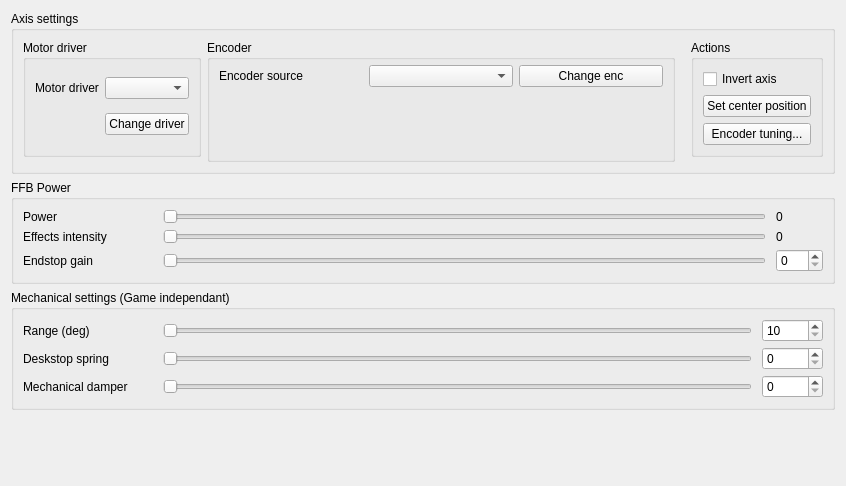
The window that res/axis_ui.ui (Ultrawipf/OpenFFBoard-configurator) describes before a commit, drawn with Qt 5.
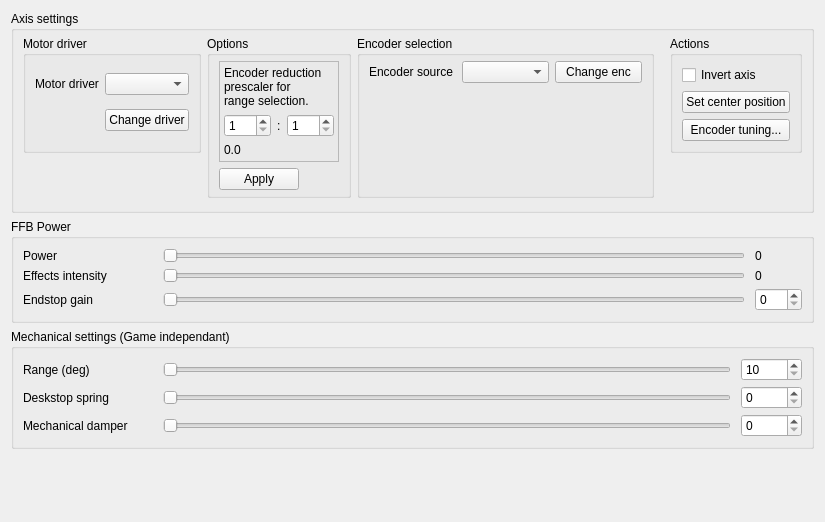
The same window after the commit.

Commit message: Added gear reduction option

```diff
--- a/res/axis_ui.ui
+++ b/res/axis_ui.ui
@@ -6,8 +6,8 @@
    <rect>
     <x>0</x>
     <y>0</y>
-    <width>846</width>
-    <height>486</height>
+    <width>825</width>
+    <height>522</height>
    </rect>
   </property>
   <property name="windowTitle">
@@ -20,7 +20,82 @@
       <string>Axis settings</string>
      </property>
      <layout class="QGridLayout" name="gridLayout">
+      <property name="topMargin">
+       <number>5</number>
+      </property>
+      <property name="bottomMargin">
+       <number>5</number>
+      </property>
       <item row="0" column="2" rowspan="2">
+       <widget class="QGroupBox" name="groupBox_encoder">
+        <property name="sizePolicy">
+         <sizepolicy hsizetype="MinimumExpanding" vsizetype="MinimumExpanding">
+          <horstretch>1</horstretch>
+          <verstretch>0</verstretch>
+         </sizepolicy>
+        </property>
+        <property name="title">
+         <string>Encoder selection</string>
+        </property>
+        <layout class="QGridLayout" name="gridLayout_4">
+         <property name="topMargin">
+          <number>5</number>
+         </property>
+         <property name="bottomMargin">
+          <number>5</number>
+         </property>
+         <property name="verticalSpacing">
+          <number>5</number>
+         </property>
+         <item row="0" column="1">
+          <widget class="QLabel" name="label_2">
+           <property name="text">
+            <string>Encoder source</string>
+           </property>
+          </widget>
+         </item>
+         <item row="3" column="1" colspan="3">
+          <widget class="QStackedWidget" name="stackedWidget_encoder">
+           <property name="sizePolicy">
+            <sizepolicy hsizetype="Preferred" vsizetype="Preferred">
+             <horstretch>1</horstretch>
+             <verstretch>1</verstretch>
+            </sizepolicy>
+           </property>
+           <property name="lineWidth">
+            <number>0</number>
+           </property>
+           <property name="currentIndex">
+            <number>1</number>
+           </property>
+           <widget class="QWidget" name="page"/>
+           <widget class="QWidget" name="page_2"/>
+          </widget>
+         </item>
+         <item row="0" column="2">
+          <widget class="QComboBox" name="comboBox_encoder">
+           <property name="sizePolicy">
+            <sizepolicy hsizetype="Expanding" vsizetype="Fixed">
+             <horstretch>1</horstretch>
+             <verstretch>0</verstretch>
+            </sizepolicy>
+           </property>
+           <property name="sizeAdjustPolicy">
+            <enum>QComboBox::AdjustToContents</enum>
+           </property>
+          </widget>
+         </item>
+         <item row="0" column="3">
+          <widget class="QPushButton" name="pushButton_submit_enc">
+           <property name="text">
+            <string>Change enc</string>
+           </property>
+          </widget>
+         </item>
+        </layout>
+       </widget>
+      </item>
+      <item row="0" column="3" rowspan="2">
        <spacer name="horizontalSpacer">
         <property name="orientation">
          <enum>Qt::Horizontal</enum>
@@ -36,7 +111,7 @@
         </property>
        </spacer>
       </item>
-      <item row="1" column="3">
+      <item row="1" column="4">
        <spacer name="verticalSpacer_3">
         <property name="orientation">
          <enum>Qt::Vertical</enum>
@@ -52,23 +127,7 @@
         </property>
        </spacer>
       </item>
-      <item row="1" column="0">
-       <spacer name="verticalSpacer_2">
-        <property name="orientation">
-         <enum>Qt::Vertical</enum>
-        </property>
-        <property name="sizeType">
-         <enum>QSizePolicy::Minimum</enum>
-        </property>
-        <property name="sizeHint" stdset="0">
-         <size>
-          <width>20</width>
-          <height>5</height>
-         </size>
-        </property>
-       </spacer>
-      </item>
-      <item row="0" column="3">
+      <item row="0" column="4">
        <widget class="QGroupBox" name="groupBox_2">
         <property name="sizePolicy">
          <sizepolicy hsizetype="Minimum" vsizetype="Minimum">
@@ -110,10 +169,23 @@
         </layout>
        </widget>
       </item>
+      <item row="2" column="2">
+       <spacer name="verticalSpacer_5">
+        <property name="orientation">
+         <enum>Qt::Vertical</enum>
+        </property>
+        <property name="sizeHint" stdset="0">
+         <size>
+          <width>20</width>
+          <height>1</height>
+         </size>
+        </property>
+       </spacer>
+      </item>
       <item row="0" column="0">
        <widget class="QGroupBox" name="groupBox_hardware">
         <property name="sizePolicy">
-         <sizepolicy hsizetype="Preferred" vsizetype="Preferred">
+         <sizepolicy hsizetype="Preferred" vsizetype="Minimum">
           <horstretch>0</horstretch>
           <verstretch>0</verstretch>
          </sizepolicy>
@@ -165,70 +237,144 @@
         </layout>
        </widget>
       </item>
+      <item row="1" column="0" rowspan="2">
+       <spacer name="verticalSpacer_2">
+        <property name="orientation">
+         <enum>Qt::Vertical</enum>
+        </property>
+        <property name="sizeType">
+         <enum>QSizePolicy::Minimum</enum>
+        </property>
+        <property name="sizeHint" stdset="0">
+         <size>
+          <width>20</width>
+          <height>0</height>
+         </size>
+        </property>
+       </spacer>
+      </item>
+      <item row="2" column="1">
+       <spacer name="verticalSpacer_4">
+        <property name="orientation">
+         <enum>Qt::Vertical</enum>
+        </property>
+        <property name="sizeHint" stdset="0">
+         <size>
+          <width>20</width>
+          <height>0</height>
+         </size>
+        </property>
+       </spacer>
+      </item>
       <item row="0" column="1" rowspan="2">
-       <widget class="QGroupBox" name="groupBox_encoder">
-        <property name="sizePolicy">
-         <sizepolicy hsizetype="MinimumExpanding" vsizetype="MinimumExpanding">
-          <horstretch>1</horstretch>
-          <verstretch>0</verstretch>
-         </sizepolicy>
-        </property>
+       <widget class="QGroupBox" name="groupBox_4">
         <property name="title">
-         <string>Encoder</string>
+         <string>Options</string>
         </property>
-        <layout class="QGridLayout" name="gridLayout_4">
+        <layout class="QFormLayout" name="formLayout">
          <property name="topMargin">
           <number>5</number>
          </property>
          <property name="bottomMargin">
           <number>5</number>
          </property>
-         <property name="verticalSpacing">
-          <number>5</number>
-         </property>
-         <item row="0" column="0">
-          <widget class="QLabel" name="label_2">
+         <item row="1" column="0">
+          <widget class="QPushButton" name="pushButton_apply_options">
            <property name="text">
-            <string>Encoder source</string>
+            <string>Apply</string>
            </property>
           </widget>
          </item>
-         <item row="0" column="1">
-          <widget class="QComboBox" name="comboBox_encoder">
-           <property name="sizePolicy">
-            <sizepolicy hsizetype="Expanding" vsizetype="Fixed">
-             <horstretch>1</horstretch>
-             <verstretch>0</verstretch>
-            </sizepolicy>
+         <item row="0" column="0" colspan="2">
+          <widget class="QFrame" name="frame">
+           <property name="minimumSize">
+            <size>
+             <width>0</width>
+             <height>0</height>
+            </size>
            </property>
-           <property name="sizeAdjustPolicy">
-            <enum>QComboBox::AdjustToContents</enum>
+           <property name="frameShape">
+            <enum>QFrame::StyledPanel</enum>
            </property>
-          </widget>
-         </item>
-         <item row="0" column="2">
-          <widget class="QPushButton" name="pushButton_submit_enc">
-           <property name="text">
-            <string>Change enc</string>
-           </property>
-          </widget>
-         </item>
-         <item row="3" column="0" colspan="3">
-          <widget class="QStackedWidget" name="stackedWidget_encoder">
-           <property name="sizePolicy">
-            <sizepolicy hsizetype="Preferred" vsizetype="Preferred">
-             <horstretch>1</horstretch>
-             <verstretch>1</verstretch>
-            </sizepolicy>
+           <property name="frameShadow">
+            <enum>QFrame::Sunken</enum>
            </property>
            <property name="lineWidth">
-            <number>0</number>
-           </property>
-           <property name="currentIndex">
             <number>1</number>
            </property>
-           <widget class="QWidget" name="page"/>
-           <widget class="QWidget" name="page_2"/>
+           <layout class="QGridLayout" name="gridLayout_7">
+            <property name="leftMargin">
+             <number>4</number>
+            </property>
+            <property name="topMargin">
+             <number>4</number>
+            </property>
+            <property name="rightMargin">
+             <number>4</number>
+            </property>
+            <property name="bottomMargin">
+             <number>4</number>
+            </property>
+            <item row="1" column="0">
+             <widget class="QSpinBox" name="spinBox_reduction_numerator">
+              <property name="sizePolicy">
+               <sizepolicy hsizetype="Minimum" vsizetype="Fixed">
+                <horstretch>0</horstretch>
+                <verstretch>0</verstretch>
+               </sizepolicy>
+              </property>
+              <property name="minimum">
+               <number>1</number>
+              </property>
+              <property name="maximum">
+               <number>256</number>
+              </property>
+             </widget>
+            </item>
+            <item row="1" column="1">
+             <widget class="QLabel" name="label_9">
+              <property name="sizePolicy">
+               <sizepolicy hsizetype="Fixed" vsizetype="Preferred">
+                <horstretch>0</horstretch>
+                <verstretch>0</verstretch>
+               </sizepolicy>
+              </property>
+              <property name="text">
+               <string>:</string>
+              </property>
+             </widget>
+            </item>
+            <item row="1" column="2">
+             <widget class="QSpinBox" name="spinBox_reduction_denominator">
+              <property name="sizePolicy">
+               <sizepolicy hsizetype="Minimum" vsizetype="Fixed">
+                <horstretch>0</horstretch>
+                <verstretch>0</verstretch>
+               </sizepolicy>
+              </property>
+              <property name="minimum">
+               <number>1</number>
+              </property>
+              <property name="maximum">
+               <number>256</number>
+              </property>
+             </widget>
+            </item>
+            <item row="3" column="0" colspan="3">
+             <widget class="QLabel" name="label_gear_reduction_value">
+              <property name="text">
+               <string>0.0</string>
+              </property>
+             </widget>
+            </item>
+            <item row="0" column="0" colspan="3">
+             <widget class="QLabel" name="label_3">
+              <property name="text">
+               <string>&lt;html&gt;&lt;head/&gt;&lt;body&gt;&lt;p&gt;Encoder reduction &lt;br/&gt;prescaler for &lt;br/&gt;range selection.&lt;/p&gt;&lt;/body&gt;&lt;/html&gt;</string>
+              </property>
+             </widget>
+            </item>
+           </layout>
           </widget>
          </item>
         </layout>
```
The commit also changes 5 other files.
